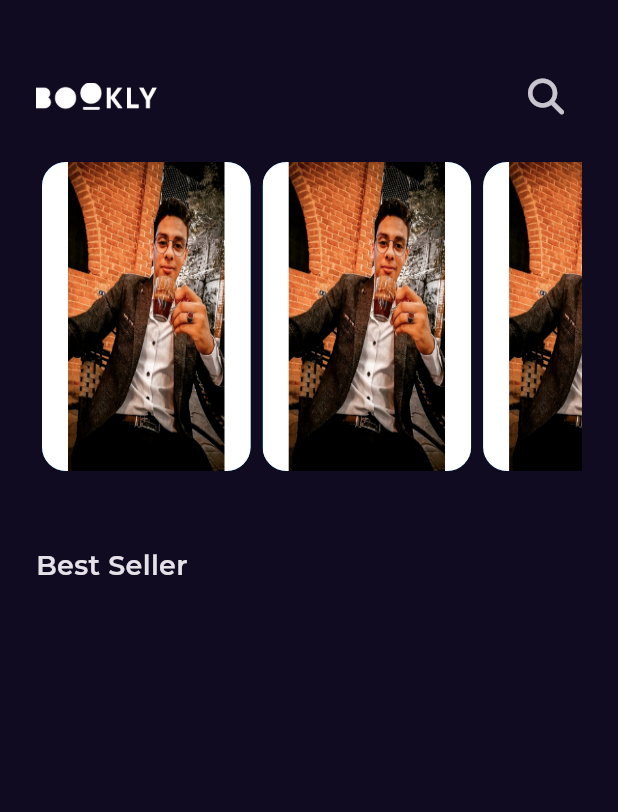
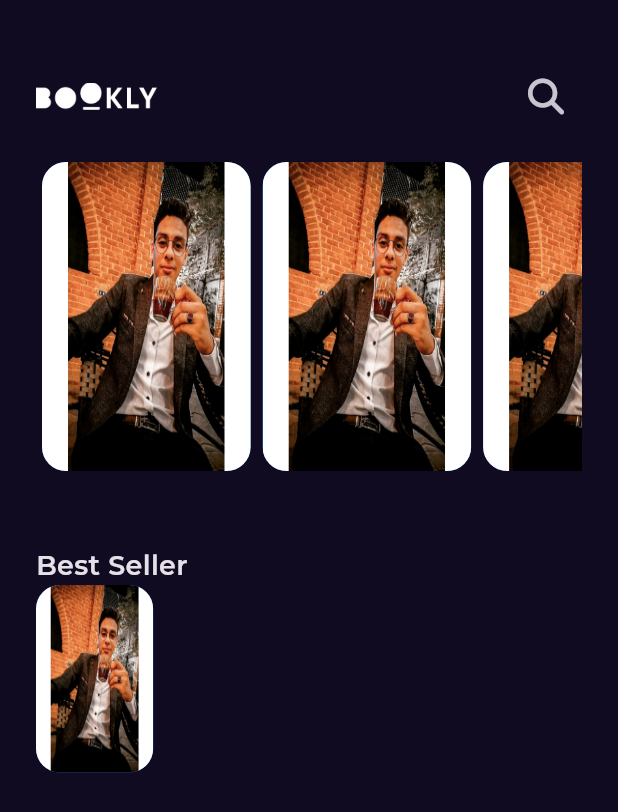
Before and after one commit to Islam3020/bookly_app, a Flutter app: the screen it shows after launch, on a phone screen of 412 x 824 dp. Shown: the top 812 px of the screen. Run offline on Flutter 3.47's test engine with Material 3 defaults, Android fonts, the phone set to English and light mode, and no system bars; our stand-ins replace font_awesome_flutter, get, google_fonts.

Commit message:
create best seller item part one

```diff
--- a/lib/features/home/presentation/views/widgets/home_view_body.dart
+++ b/lib/features/home/presentation/views/widgets/home_view_body.dart
@@ -1,4 +1,4 @@
-
+import 'package:bookly_app/core/utils/assets.dart';
 import 'package:bookly_app/core/utils/styles.dart';
 import 'package:bookly_app/features/home/presentation/views/widgets/custom_app_bar.dart';
 import 'package:bookly_app/features/home/presentation/views/widgets/custom_list_view.dart';
@@ -11,13 +11,45 @@ class HomeViewBody extends StatelessWidget {
   Widget build(BuildContext context) {
     return const Padding(
       padding: EdgeInsets.symmetric(horizontal: 24.0),
-      child: Column(crossAxisAlignment: CrossAxisAlignment.start,
-        children: [CustomAppBar(),
-        CustomListView(),
-         SizedBox(height: 50,),
-        Text('Best Seller',style: Styles.titleMedium,)
+      child: Column(
+        crossAxisAlignment: CrossAxisAlignment.start,
+        children: [
+          CustomAppBar(),
+          CustomListView(),
+          SizedBox(
+            height: 50,
+          ),
+          Text(
+            'Best Seller',
+            style: Styles.titleMedium,
+          ),
+          BestSellerListViewItem(),
         ],
       ),
     );
   }
 }
+
+class BestSellerListViewItem extends StatelessWidget {
+  const BestSellerListViewItem({super.key});
+
+  @override
+  Widget build(BuildContext context) {
+    return SizedBox(height: 125,
+      child: Row(children: [
+        AspectRatio(
+        aspectRatio: 2.5 / 4,
+        child: Container(
+          height: MediaQuery.of(context).size.height * .25,
+          width: 100,
+          decoration: BoxDecoration(
+              borderRadius: BorderRadius.circular(16),
+              color: Colors.blue,
+              image: const DecorationImage(
+                  fit: BoxFit.fill, image: AssetImage(AssetsData.testImage))),
+        ),
+      ),
+      ],),
+    );
+  }
+}
```
Also changed, not shown: lib/features/home/presentation/views/widgets/custom_list_view_item.dart (+9 -9 lines).
